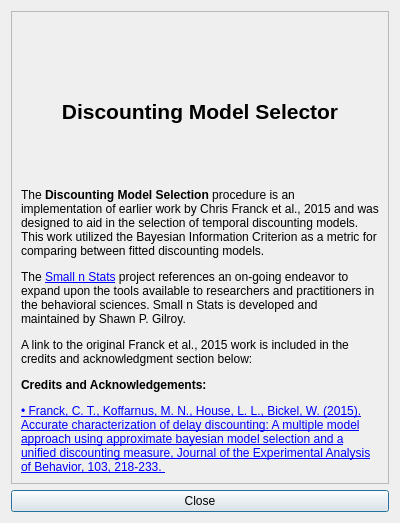
The window that creditsdialog.ui (miyamot0/ModelSelectorQt) describes before a commit, drawn with Qt 5.
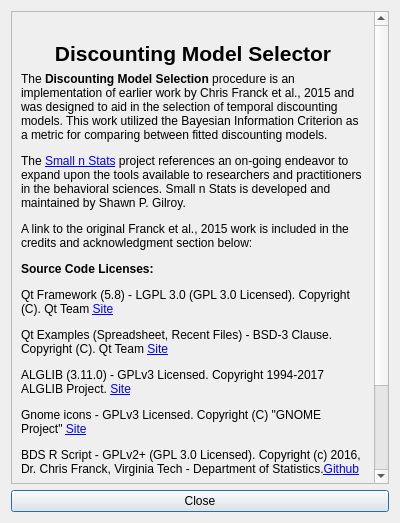
The same window after the commit. Icons and pictures are not drawn.

Commit message: Clean up licensing lang

Diff of the .ui file:
```diff
--- a/creditsdialog.ui
+++ b/creditsdialog.ui
@@ -26,9 +26,9 @@
       <property name="geometry">
        <rect>
         <x>0</x>
-        <y>0</y>
+        <y>-204</y>
         <width>363</width>
-        <height>541</height>
+        <height>678</height>
        </rect>
       </property>
       <layout class="QVBoxLayout" name="verticalLayout_2">
@@ -74,7 +74,14 @@
        <item>
         <widget class="QLabel" name="label_2">
          <property name="text">
-          <string>&lt;html&gt;&lt;head/&gt;&lt;body&gt;&lt;p&gt;The &lt;span style=&quot; font-weight:600;&quot;&gt;Discounting Model Selection&lt;/span&gt; procedure is an implementation of earlier work by Chris Franck et al., 2015 and was designed to aid in the selection of temporal discounting models. This work utilized the Bayesian Information Criterion as a metric for comparing between fitted discounting models.&lt;/p&gt;&lt;p&gt;The &lt;a href=&quot;http://www.smallnstats.com&quot;&gt;&lt;span style=&quot; text-decoration: underline; color:#0000ff;&quot;&gt;Small n Stats&lt;/span&gt;&lt;/a&gt; project references an on-going endeavor to expand upon the tools available to researchers and practitioners in the behavioral sciences. Small n Stats is developed and maintained by Shawn P. Gilroy.&lt;/p&gt;&lt;p&gt;A link to the original Franck et al., 2015 work is included in the credits and acknowledgment section below:&lt;/p&gt;&lt;p&gt;&lt;span style=&quot; font-weight:600;&quot;&gt;Credits and Acknowledgements:&lt;/span&gt;&lt;/p&gt;&lt;p&gt;&lt;a href=&quot;http://onlinelibrary.wiley.com/doi/10.1002/jeab.128/abstract&quot;&gt;&lt;span style=&quot; text-decoration: underline; color:#0000ff;&quot;&gt;• Franck, C. T., Koffarnus, M. N., House, L. L., Bickel, W. (2015). Accurate characterization of delay discounting: A multiple model approach using approximate bayesian model selection and a unified discounting measure, Journal of the Experimental Analysis of Behavior, 103, 218-233. &lt;/span&gt;&lt;/a&gt;&lt;/p&gt;&lt;/body&gt;&lt;/html&gt;</string>
+          <string>&lt;html&gt;&lt;head/&gt;&lt;body&gt;&lt;p&gt;The &lt;span style=&quot; font-weight:600;&quot;&gt;Discounting Model Selection&lt;/span&gt; procedure is an implementation of earlier work by Chris Franck et al., 2015 and was designed to aid in the selection of temporal discounting models. This work utilized the Bayesian Information Criterion as a metric for comparing between fitted discounting models.&lt;/p&gt;&lt;p&gt;The &lt;a href=&quot;http://www.smallnstats.com&quot;&gt;&lt;span style=&quot; text-decoration: underline; color:#0000ff;&quot;&gt;Small n Stats&lt;/span&gt;&lt;/a&gt; project references an on-going endeavor to expand upon the tools available to researchers and practitioners in the behavioral sciences. Small n Stats is developed and maintained by Shawn P. Gilroy.&lt;/p&gt;&lt;p&gt;A link to the original Franck et al., 2015 work is included in the credits and acknowledgment section below:&lt;/p&gt;&lt;p&gt;&lt;span style=&quot; font-weight:600;&quot;&gt;Source Code Licenses:&lt;/span&gt;&lt;/p&gt;
+&lt;p&gt;Qt Framework (5.8) - LGPL 3.0 (GPL 3.0 Licensed). Copyright (C). Qt Team &lt;a href=&quot;https://www.qt.io/&quot;&gt;Site&lt;/a&gt;&lt;/p&gt;
+&lt;p&gt;Qt Examples (Spreadsheet, Recent Files) - BSD-3 Clause. Copyright (C). Qt Team &lt;a href=&quot;https://www.qt.io/&quot;&gt;Site&lt;/a&gt;&lt;/p&gt;
+&lt;p&gt;&lt;span style=&quot; font-family:'Arial'; color:#000000;&quot;&gt;ALGLIB (3.11.0) - GPLv3 Licensed. Copyright 1994-2017 ALGLIB Project. &lt;a href=&quot;www.alglib.net&quot;&gt;Site&lt;/a&gt;&lt;/span&gt;&lt;/p&gt;
+&lt;p&gt;Gnome icons - GPLv3 Licensed. Copyright (C) &amp;quot;GNOME Project&amp;quot; &lt;a href=&quot;http://www.gnome.org&quot;&gt;Site&lt;/a&gt;&lt;/p&gt;
+&lt;p&gt;BDS R Script - GPLv2+ (GPL 3.0 Licensed). Copyright (c) 2016, Dr. Chris Franck, Virginia Tech - Department of Statistics.&lt;a href=&quot;www.github.com/miyamot0&quot;&gt;Github&lt;/a&gt;&lt;/p&gt;
+
+&lt;p&gt;&lt;span style=&quot; font-weight:600;&quot;&gt;Credits and Acknowledgements:&lt;/span&gt;&lt;/p&gt;&lt;p&gt;&lt;a href=&quot;http://onlinelibrary.wiley.com/doi/10.1002/jeab.128/abstract&quot;&gt;&lt;span style=&quot; text-decoration: underline; color:#0000ff;&quot;&gt;• Franck, C. T., Koffarnus, M. N., House, L. L., Bickel, W. (2015). Accurate characterization of delay discounting: A multiple model approach using approximate bayesian model selection and a unified discounting measure, Journal of the Experimental Analysis of Behavior, 103, 218-233. &lt;/span&gt;&lt;/a&gt;&lt;/p&gt;&lt;/body&gt;&lt;/html&gt;</string>
          </property>
          <property name="wordWrap">
           <bool>true</bool>
```
